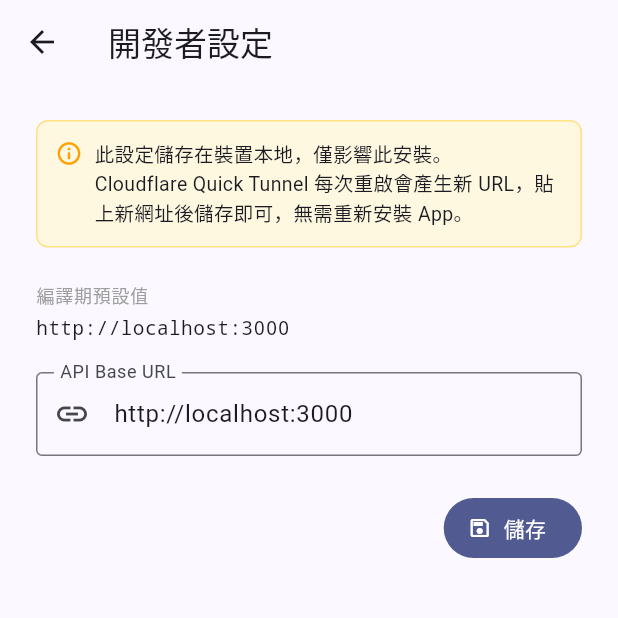
After one commit to AH431/NJ_Stream_ERP, a Flutter app: the screen it shows after launch, after a tap on the "settings" icon, on a phone screen of 412 x 824 dp, the top half of it. The commit adds this screen. Run offline on Flutter 3.47's test engine with Material 3 defaults, Android fonts, the phone set to English and light mode, and no system bars; our stand-ins replace decimal, dio, drift, flutter_secure_storage, jwt_decoder; accounts and stored records are empty; generated files the repository leaves out were written again; network calls fail.

Commit message:
fix: sync with backend

```diff
--- a/packages/frontend/lib/features/auth/login_screen.dart
+++ b/packages/frontend/lib/features/auth/login_screen.dart
@@ -2,6 +2,7 @@ import 'package:flutter/material.dart';
 import 'package:provider/provider.dart';
 
 import '../../providers/sync_provider.dart';
+import '../settings/dev_settings_screen.dart';
 
 class LoginScreen extends StatefulWidget {
   const LoginScreen({super.key});
@@ -50,7 +51,19 @@ class _LoginScreenState extends State<LoginScreen> {
   @override
   Widget build(BuildContext context) {
     return Scaffold(
-      appBar: AppBar(title: const Text('NJ Stream ERP — 登入')),
+      appBar: AppBar(
+        title: const Text('NJ Stream ERP — 登入'),
+        actions: [
+          IconButton(
+            icon: const Icon(Icons.settings_outlined),
+            tooltip: '開發者設定',
+            onPressed: () => Navigator.push(
+              context,
+              MaterialPageRoute(builder: (_) => const DevSettingsScreen()),
+            ),
+          ),
+        ],
+      ),
       body: Center(
         child: ConstrainedBox(
           constraints: const BoxConstraints(maxWidth: 400),
--- /dev/null
+++ b/packages/frontend/lib/features/settings/dev_settings_screen.dart
@@ -0,0 +1,224 @@
+// ==============================================================================
+// DevSettingsScreen — 開發者設定（Issue #36）
+//
+// 功能：
+//   執行時修改 API Base URL，無需重新 build APK。
+//   主要用途：Cloudflare Quick Tunnel 每次重啟都會產生新 URL，
+//   可在此直接貼上新 URL 即可，免去 flutter run --dart-define 重建流程。
+//
+// 設計：
+//   - URL 儲存於 FlutterSecureStorage（key: dev_api_base_url）
+//   - 立即更新 Dio.options.baseUrl（不需重啟 App）
+//   - Reset 按鈕恢復編譯期常數（kApiBaseUrl）
+//   - 入口：LoginScreen AppBar（登入前）+ HomeScreen 溢出選單（登入後）
+// ==============================================================================
+
+import 'package:flutter/material.dart';
+import 'package:provider/provider.dart';
+
+import '../../core/constants.dart';
+import '../../providers/sync_provider.dart';
+
+class DevSettingsScreen extends StatefulWidget {
+  const DevSettingsScreen({super.key});
+
+  @override
+  State<DevSettingsScreen> createState() => _DevSettingsScreenState();
+}
+
+class _DevSettingsScreenState extends State<DevSettingsScreen> {
+  late final TextEditingController _urlController;
+  final _formKey = GlobalKey<FormState>();
+  bool _isSaving = false;
+
+  @override
+  void initState() {
+    super.initState();
+    final currentUrl = context.read<SyncProvider>().currentApiBaseUrl;
+    _urlController = TextEditingController(text: currentUrl);
+  }
+
+  @override
+  void dispose() {
+    _urlController.dispose();
+    super.dispose();
+  }
+
+  // --------------------------------------------------------------------------
+
+  String? _validateUrl(String? value) {
+    final v = value?.trim() ?? '';
+    if (v.isEmpty) return '請輸入 API Base URL';
+    if (!v.startsWith('http://') && !v.startsWith('https://')) {
+      return '必須以 http:// 或 https:// 開頭';
+    }
+    if (v.endsWith('/')) return '結尾請勿加斜線 /';
+    return null;
+  }
+
+  Future<void> _save() async {
+    if (!_formKey.currentState!.validate()) return;
+    setState(() => _isSaving = true);
+    try {
+      final sync = context.read<SyncProvider>();
+      await sync.updateApiBaseUrl(_urlController.text.trim());
+      if (mounted) {
+        ScaffoldMessenger.of(context).showSnackBar(
+          SnackBar(
+            content: Text('已儲存：${_urlController.text.trim()}'),
+            backgroundColor: Colors.green,
+          ),
+        );
+        Navigator.pop(context);
+      }
+    } finally {
+      if (mounted) setState(() => _isSaving = false);
+    }
+  }
+
+  Future<void> _reset() async {
+    final confirmed = await showDialog<bool>(
+      context: context,
+      builder: (_) => AlertDialog(
+        title: const Text('重置 API URL'),
+        content: const Text('將恢復為編譯期預設值：\n$kApiBaseUrl'),
+        actions: [
+          TextButton(
+            onPressed: () => Navigator.pop(context, false),
+            child: const Text('取消'),
+          ),
+          FilledButton(
+            onPressed: () => Navigator.pop(context, true),
+            child: const Text('重置'),
+          ),
+        ],
+      ),
+    );
+    if (confirmed != true || !mounted) return;
+
+    await context.read<SyncProvider>().resetApiBaseUrl();
+    if (mounted) {
+      _urlController.text = kApiBaseUrl;
+      ScaffoldMessenger.of(context).showSnackBar(
+        const SnackBar(content: Text('已重置為預設 URL')),
+      );
+    }
+  }
+
+  // --------------------------------------------------------------------------
+
+  @override
+  Widget build(BuildContext context) {
+    const defaultUrl = kApiBaseUrl;
+    final currentUrl = context.watch<SyncProvider>().currentApiBaseUrl;
+    final isCustom = currentUrl != defaultUrl;
+
+    return Scaffold(
+      appBar: AppBar(
+        title: const Text('開發者設定'),
+      ),
+      body: Padding(
+        padding: const EdgeInsets.all(24),
+        child: Form(
+          key: _formKey,
+          child: Column(
+            crossAxisAlignment: CrossAxisAlignment.start,
+            children: [
+              // 說明
+              Container(
+                padding: const EdgeInsets.all(12),
+                decoration: BoxDecoration(
+                  color: Colors.amber.shade50,
+                  borderRadius: BorderRadius.circular(8),
+                  border: Border.all(color: Colors.amber.shade200),
+                ),
+                child: Row(
+                  crossAxisAlignment: CrossAxisAlignment.start,
+                  children: [
+                    Icon(Icons.info_outline, size: 18, color: Colors.amber.shade700),
+                    const SizedBox(width: 8),
+                    const Expanded(
+                      child: Text(
+                        '此設定儲存在裝置本地，僅影響此安裝。\n'
+                        'Cloudflare Quick Tunnel 每次重啟會產生新 URL，'
+                        '貼上新網址後儲存即可，無需重新安裝 App。',
+                        style: TextStyle(fontSize: 13),
+                      ),
+                    ),
+                  ],
+                ),
+              ),
+              const SizedBox(height: 24),
+
+              // 編譯期預設
+              Text(
+                '編譯期預設值',
+                style: Theme.of(context).textTheme.labelMedium?.copyWith(color: Colors.grey),
+              ),
+              const SizedBox(height: 4),
+              const Text(
+                defaultUrl,
+                style: TextStyle(fontFamily: 'monospace', fontSize: 13),
+              ),
+              const SizedBox(height: 20),
+
+              // 目前狀態
+              if (isCustom) ...[
+                Row(
+                  children: [
+                    Icon(Icons.edit_outlined, size: 14, color: Colors.indigo.shade400),
+                    const SizedBox(width: 4),
+                    Text(
+                      '目前使用自訂 URL',
+                      style: TextStyle(fontSize: 12, color: Colors.indigo.shade400),
+                    ),
+                  ],
+                ),
+                const SizedBox(height: 12),
+              ],
+
+              // URL 輸入欄
+              TextFormField(
+                controller: _urlController,
+                validator: _validateUrl,
+                keyboardType: TextInputType.url,
+                autocorrect: false,
+                decoration: const InputDecoration(
+                  labelText: 'API Base URL',
+                  hintText: 'https://xxxx.trycloudflare.com',
+                  border: OutlineInputBorder(),
+                  prefixIcon: Icon(Icons.link),
+                ),
+              ),
+              const SizedBox(height: 24),
+
+              // 按鈕列
+              Row(
+                children: [
+                  if (isCustom)
+                    OutlinedButton.icon(
+                      onPressed: _isSaving ? null : _reset,
+                      icon: const Icon(Icons.refresh, size: 16),
+                      label: const Text('重置為預設'),
+                      style: OutlinedButton.styleFrom(foregroundColor: Colors.grey),
+                    ),
+                  const Spacer(),
+                  _isSaving
+                      ? const SizedBox(
+                          width: 24, height: 24,
+                          child: CircularProgressIndicator(strokeWidth: 2),
+                        )
+                      : FilledButton.icon(
+                          onPressed: _save,
+                          icon: const Icon(Icons.save_outlined, size: 16),
+                          label: const Text('儲存'),
+                        ),
+                ],
+              ),
+            ],
+          ),
+        ),
+      ),
+    );
+  }
+}
--- a/packages/frontend/lib/providers/sync_provider.dart
+++ b/packages/frontend/lib/providers/sync_provider.dart
@@ -71,6 +71,7 @@ class SyncProvider extends ChangeNotifier {
   // 常數定義
   static const _accessTokenKey = 'jwt_access_token';
   static const _refreshTokenKey = 'jwt_refresh_token';
+  static const _apiBaseUrlKey  = 'dev_api_base_url'; // Issue #36：執行時可覆寫的 API URL
   static const _batchSize = 50; // Sync Contract §5：上限 50 筆
 
   // 離線新增臨時 id 計數器（負數，以區別後端配發的正整數 id）
@@ -126,6 +127,9 @@ class SyncProvider extends ChangeNotifier {
 
   /// 使用者角色（sales / warehouse / admin）（從快取的 JWT payload 讀取）
   String? get role => _jwtPayload?['role'] as String?;
+
+  /// 目前生效的 API Base URL（執行時覆寫優先，否則回落編譯期常數）
+  String get currentApiBaseUrl => _dio.options.baseUrl;
 
   // ====================== 其他成員變數（如果還有） ======================
 
@@ -187,6 +191,12 @@ class SyncProvider extends ChangeNotifier {
   }
 
   Future<void> _loadTokens() async {
+    // Issue #36：若使用者曾手動設定過 API URL，優先套用（覆蓋 _initDio 設定的編譯期常數）
+    final storedUrl = await _storage.read(key: _apiBaseUrlKey);
+    if (storedUrl != null && storedUrl.isNotEmpty) {
+      _dio.options.baseUrl = storedUrl;
+    }
+
     final stored = await _storage.read(key: _accessTokenKey);
     if (stored != null) {
       _setToken(stored); // 同時設定 _currentAccessToken 與 _jwtPayload
@@ -320,6 +330,27 @@ class SyncProvider extends ChangeNotifier {
     _jwtPayload = null; // 清除快取，確保 userId / role getter 回傳 null
     await _storage.deleteAll();
     _emit(const SyncState());
+  }
+
+  // ----------------------------------------------------------------------------
+  // Issue #36：API Base URL 執行時更新
+  // ----------------------------------------------------------------------------
+
+  /// 更新 API Base URL（立即生效 + 持久化到 SecureStorage）
+  /// 下次啟動 App 時 _loadTokens 會自動套用儲存的 URL
+  Future<void> updateApiBaseUrl(String url) async {
+    final trimmed = url.trim();
+    if (trimmed.isEmpty) return;
+    _dio.options.baseUrl = trimmed;
+    await _storage.write(key: _apiBaseUrlKey, value: trimmed);
+    notifyListeners();
+  }
+
+  /// 重置為編譯期預設值（清除 SecureStorage 中的覆寫值）
+  Future<void> resetApiBaseUrl() async {
+    _dio.options.baseUrl = kApiBaseUrl;
+    await _storage.delete(key: _apiBaseUrlKey);
+    notifyListeners();
   }
 
   // ----------------------------------------------------------------------------
```
Also changed, not shown: packages/frontend/lib/main.dart (+24 -0 lines).
